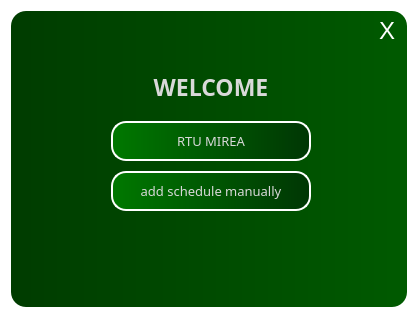
This is forms/Form1.ui in KuzMG/Notes-for-students as Qt 5 draws it before an edit. The edited form follows.
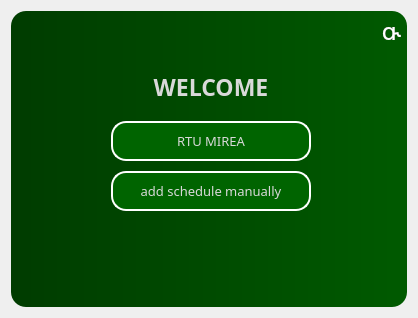
This is the edited form.

Commit message: opening two forms in one window

The edit to the form file:
```diff
--- a/forms/Form1.ui
+++ b/forms/Form1.ui
@@ -11,46 +11,43 @@
    </rect>
   </property>
   <property name="sizePolicy">
-   <sizepolicy hsizetype="Preferred" vsizetype="Maximum">
+   <sizepolicy hsizetype="Fixed" vsizetype="Fixed">
     <horstretch>0</horstretch>
     <verstretch>0</verstretch>
    </sizepolicy>
   </property>
+  <property name="minimumSize">
+   <size>
+    <width>418</width>
+    <height>318</height>
+   </size>
+  </property>
+  <property name="baseSize">
+   <size>
+    <width>0</width>
+    <height>0</height>
+   </size>
+  </property>
   <property name="windowTitle">
    <string>Form</string>
   </property>
   <property name="styleSheet">
-   <string notr="true">background-color:rgba(255, 255, 255, 0)</string>
+   <string notr="true"/>
   </property>
   <layout class="QHBoxLayout" name="horizontalLayout">
    <item>
-    <widget class="QFrame" name="frame">
-     <property name="focusPolicy">
-      <enum>Qt::WheelFocus</enum>
-     </property>
-     <property name="contextMenuPolicy">
-      <enum>Qt::PreventContextMenu</enum>
-     </property>
-     <property name="autoFillBackground">
-      <bool>false</bool>
+    <widget class="QWidget" name="widget" native="true">
+     <property name="sizePolicy">
+      <sizepolicy hsizetype="Expanding" vsizetype="Expanding">
+       <horstretch>0</horstretch>
+       <verstretch>0</verstretch>
+      </sizepolicy>
      </property>
      <property name="styleSheet">
       <string notr="true">background-color: qlineargradient(spread:pad, x1:0, y1:0, x2:1, y2:0, stop:0 rgba(0, 60, 0, 255), stop:1 rgba(0, 90, 0, 255));
 border-radius: 15px;
 </string>
      </property>
-     <property name="frameShape">
-      <enum>QFrame::Panel</enum>
-     </property>
-     <property name="frameShadow">
-      <enum>QFrame::Raised</enum>
-     </property>
-     <property name="lineWidth">
-      <number>1</number>
-     </property>
-     <property name="midLineWidth">
-      <number>0</number>
-     </property>
      <widget class="QLabel" name="label">
       <property name="geometry">
        <rect>
@@ -108,41 +105,6 @@
        <bool>false</bool>
       </property>
      </widget>
-     <widget class="QPushButton" name="closeButton">
-      <property name="geometry">
-       <rect>
-        <x>356</x>
-        <y>0</y>
-        <width>40</width>
-        <height>40</height>
-       </rect>
-      </property>
-      <property name="font">
-       <font>
-        <family>MS Sans Serif</family>
-        <pointsize>18</pointsize>
-        <weight>50</weight>
-        <bold>false</bold>
-        <stylestrategy>PreferAntialias</stylestrategy>
-       </font>
-      </property>
-      <property name="styleSheet">
-       <string notr="true">#closeButton{
-color: rgb(255, 255, 255);
-background-color:rgba(255, 255, 255, 0);
-}
-#closeButton:hover{
-color: rgb(0, 0, 0);
-background-color: rgba(218, 218, 218, 50);
-border-radius: 0;
-border-bottom-left-radius: 15px;
-border-top-right-radius: 15px;
-}</string>
-      </property>
-      <property name="text">
-       <string>X</string>
-      </property>
-     </widget>
      <widget class="QPushButton" name="addXMLButton">
       <property name="geometry">
        <rect>
@@ -153,7 +115,7 @@
        </rect>
       </property>
       <property name="sizePolicy">
-       <sizepolicy hsizetype="Minimum" vsizetype="Ignored">
+       <sizepolicy hsizetype="Preferred" vsizetype="Preferred">
         <horstretch>0</horstretch>
         <verstretch>16</verstretch>
        </sizepolicy>
@@ -179,7 +141,7 @@
       <property name="styleSheet">
        <string notr="true">#addXMLButton
 {
-background-color:qlineargradient(spread:pad, x1:0, y1:0, x2:1, y2:0, stop:0 rgba(0, 120, 0, 255), stop:1 rgba(0, 54, 4, 255));
+background-color: rgb(0, 100, 0);
 border-radius: 15;
 color: rgb(217, 217, 217);
 border: 2px solid rgb(255, 255, 255);
@@ -239,7 +201,7 @@
       </property>
       <property name="styleSheet">
        <string notr="true">#addManuallyButton{
-background-color:qlineargradient(spread:pad, x1:0, y1:0, x2:1, y2:0, stop:0 rgba(0, 120, 0, 255), stop:1 rgba(0, 54, 4, 255));
+background-color: rgb(0, 100, 0);
 border-radius: 15;
 color: rgb(217, 217, 217);
 border: 2px solid rgb(255, 255, 255);
@@ -264,6 +226,41 @@
        <string>add schedule manually</string>
       </property>
      </widget>
+     <widget class="QPushButton" name="closeButton">
+      <property name="geometry">
+       <rect>
+        <x>360</x>
+        <y>0</y>
+        <width>40</width>
+        <height>40</height>
+       </rect>
+      </property>
+      <property name="font">
+       <font>
+        <family>Segoe MDL2 Assets</family>
+        <pointsize>18</pointsize>
+        <weight>50</weight>
+        <bold>false</bold>
+        <stylestrategy>PreferAntialias</stylestrategy>
+       </font>
+      </property>
+      <property name="styleSheet">
+       <string notr="true">#closeButton{
+color: rgb(255, 255, 255);
+background-color:rgba(255, 255, 255, 0);
+}
+#closeButton:hover{
+color: rgb(0, 0, 0);
+background-color: rgba(218, 218, 218, 50);
+border-radius: 0;
+border-bottom-left-radius: 15px;
+border-top-right-radius: 15px;
+}</string>
+      </property>
+      <property name="text">
+       <string></string>
+      </property>
+     </widget>
     </widget>
    </item>
   </layout>
```
Left out of the diff: 13 changed lines with no effect on the pictures. The commit also changes 3 other files.
